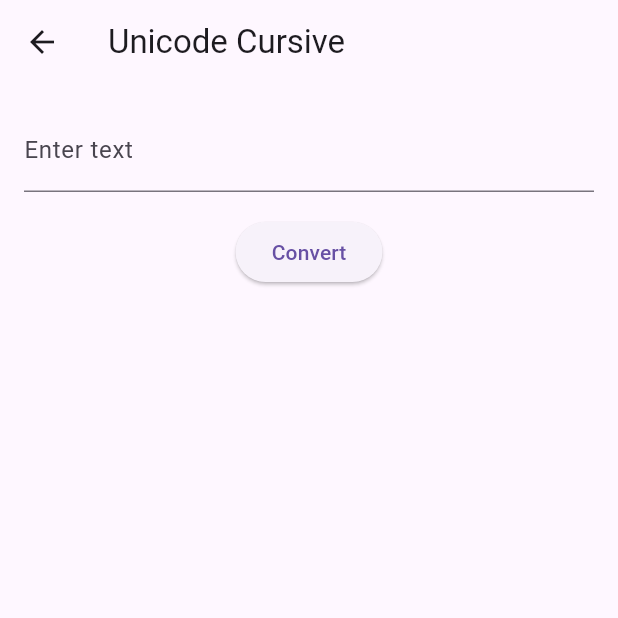
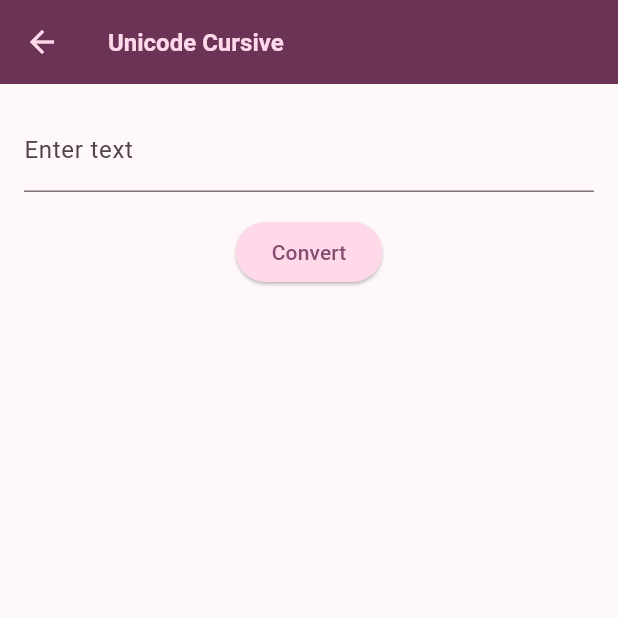
Before and after one commit to auri-gabriel/learning_flutter, a Flutter app: the screen it shows after launch, after a tap on "Cursive", on a phone screen of 412 x 824 dp, the top half of it. Run offline on Flutter 3.47's test engine with Material 3 defaults, Android fonts, the phone set to English and light mode, and no system bars.

Commit message:
fix: remove wrong runApp class

```diff
--- a/lib/main.dart
+++ b/lib/main.dart
@@ -13,17 +13,22 @@ var kDarkColorScheme = ColorScheme.fromSeed(
 );
 
 void main() {
-  runApp(const MyApp());
+  runApp(const StrikethroughApp());
 }
 
-class MyApp extends StatelessWidget {
-  const MyApp({super.key});
+class StrikethroughApp extends StatelessWidget {
+  const StrikethroughApp({super.key});
 
-  // This widget is the root of your application.
   @override
   Widget build(BuildContext context) {
     return MaterialApp(
-      title: 'Strikethrough App',
+      title: 'Unicode Converter',
+      initialRoute: '/',
+      routes: {
+        '/': (context) => const HomeScreen(),
+        '/strikethrough': (context) => const StrikethroughConverterScreen(),
+        '/cursive': (context) => const CursiveConverterScreen(),
+      },
       darkTheme: ThemeData.dark().copyWith(
         colorScheme: kDarkColorScheme,
         textTheme: TextTheme().copyWith(),
@@ -64,24 +69,6 @@ class MyApp extends StatelessWidget {
         ),
       ),
       themeMode: ThemeMode.system,
-      home: const StrikethroughApp(),
     );
   }
 }
-
-class StrikethroughApp extends StatelessWidget {
-  const StrikethroughApp({super.key});
-
-  @override
-  Widget build(BuildContext context) {
-    return MaterialApp(
-      title: 'Unicode Strikethrough',
-      initialRoute: '/',
-      routes: {
-        '/': (context) => const HomeScreen(),
-        '/strikethrough': (context) => const StrikethroughConverterScreen(),
-        '/cursive': (context) => const CursiveConverterScreen(),
-      },
-    );
-  }
-}
```
